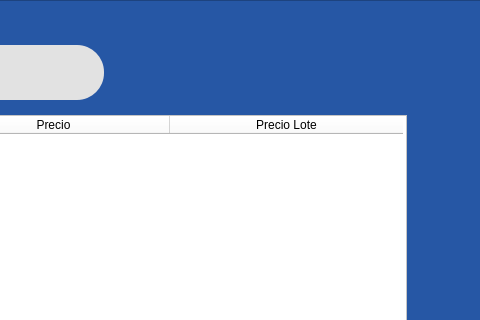
Before: the Qt Designer form ui/listaProductos.ui in IRkwu/TPAP-Tienda, drawn with Qt 5; both pictures show x 800 to 1280 and y 0 to 320 of the 1280 by 720 pixel window.
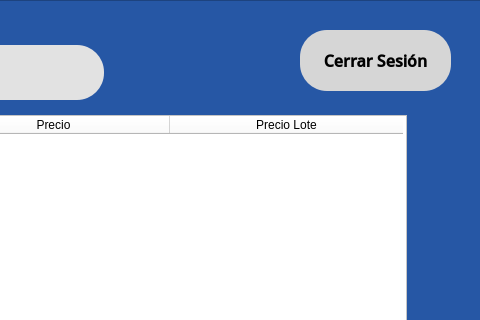
After: the same form once the commit is applied. Icons and pictures are not drawn.

```diff
--- a/ui/listaProductos.ui
+++ b/ui/listaProductos.ui
@@ -289,6 +289,41 @@
       <string/>
      </property>
     </widget>
+    <widget class="QPushButton" name="btnCerrar">
+     <property name="geometry">
+      <rect>
+       <x>1100</x>
+       <y>30</y>
+       <width>151</width>
+       <height>61</height>
+      </rect>
+     </property>
+     <property name="font">
+      <font>
+       <family>Open Sans Semibold</family>
+       <pointsize>12</pointsize>
+       <weight>75</weight>
+       <italic>false</italic>
+       <bold>true</bold>
+      </font>
+     </property>
+     <property name="cursor">
+      <cursorShape>PointingHandCursor</cursorShape>
+     </property>
+     <property name="autoFillBackground">
+      <bool>false</bool>
+     </property>
+     <property name="styleSheet">
+      <string notr="true">background-color: rgb(214, 214, 214);
+border-radius: 27px</string>
+     </property>
+     <property name="text">
+      <string>Cerrar Sesión</string>
+     </property>
+     <property name="autoDefault">
+      <bool>false</bool>
+     </property>
+    </widget>
    </widget>
   </widget>
   <widget class="QMenuBar" name="menubar">
```
